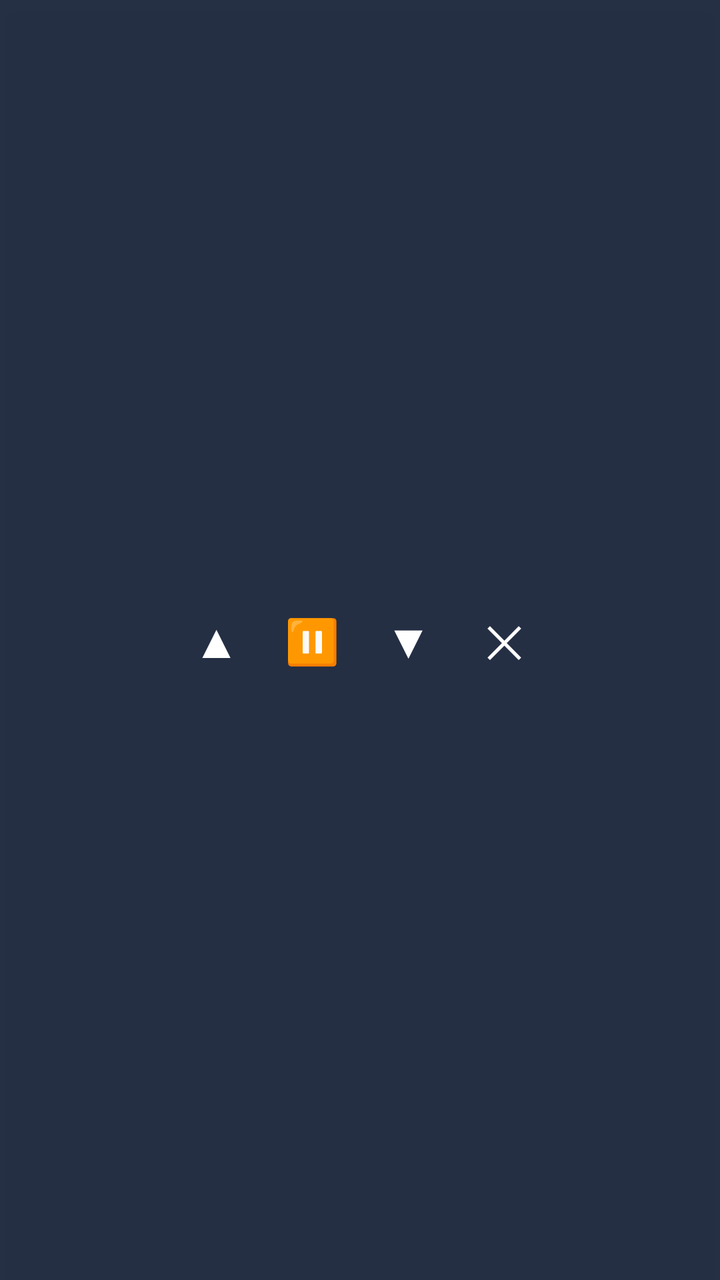
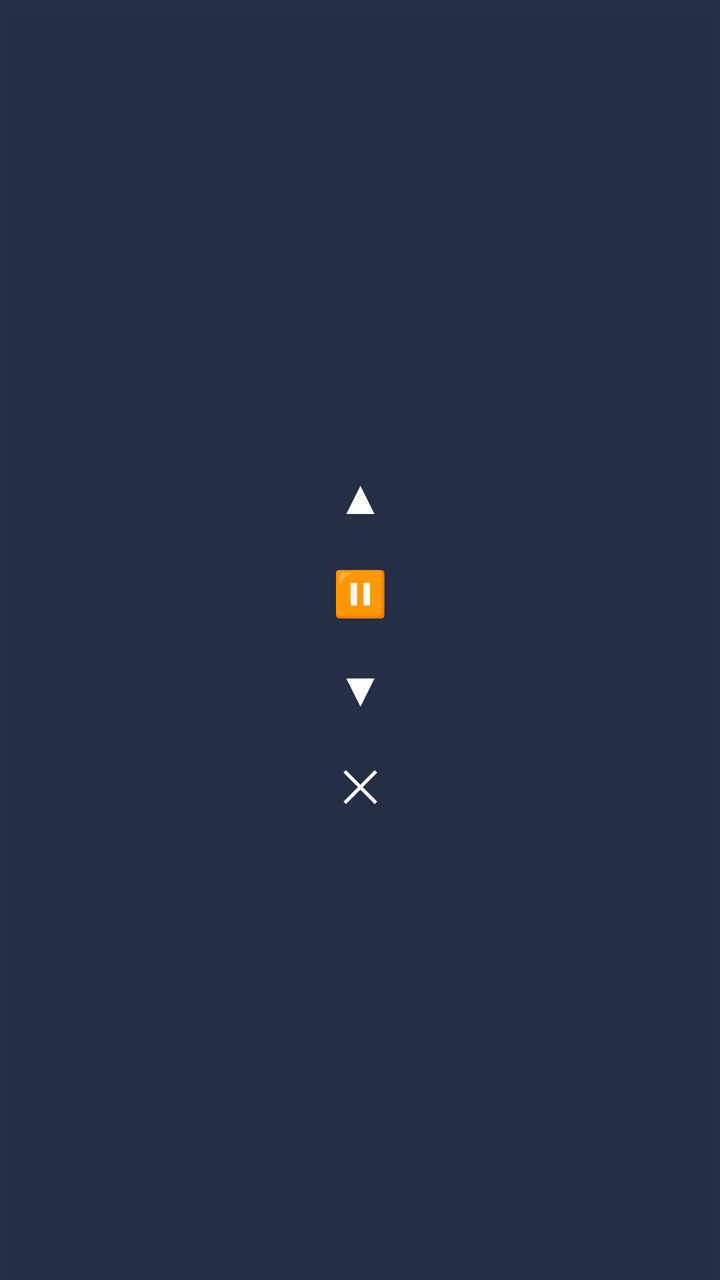

Compare the two renders of this Android layout. The source of the first and the diff that turns it into the second are given below.
<!-- AndroidManifest.xml: application theme Theme.AutoScroll -->
<!-- res/layout/floating_buttons.xml -->
<LinearLayout xmlns:android="http://schemas.android.com/apk/res/android"
    android:id="@+id/panel"
    android:layout_width="wrap_content"
    android:layout_height="wrap_content"
    android:orientation="horizontal"
    android:gravity="center"
    android:padding="5dp"
    android:background="#EE18243A"
    android:elevation="8dp">

    <TextView
        android:id="@+id/btnUp"
        android:layout_width="48dp"
        android:layout_height="48dp"
        android:gravity="center"
        android:text="▲"
        android:textSize="24sp"
        android:textColor="#FFFFFF"
        android:contentDescription="Desplazar contenido hacia arriba"
        android:clickable="true"
        android:focusable="true"
        android:background="?android:attr/selectableItemBackground" />

    <TextView
        android:id="@+id/btnPause"
        android:layout_width="48dp"
        android:layout_height="48dp"
        android:gravity="center"
        android:text="⏸"
        android:textSize="22sp"
        android:textColor="#FFFFFF"
        android:contentDescription="Pausar desplazamiento"
        android:clickable="true"
        android:focusable="true"
        android:background="?android:attr/selectableItemBackground" />

    <TextView
        android:id="@+id/btnDown"
        android:layout_width="48dp"
        android:layout_height="48dp"
        android:gravity="center"
        android:text="▼"
        android:textSize="24sp"
        android:textColor="#FFFFFF"
        android:contentDescription="Desplazar contenido hacia abajo"
        android:clickable="true"
        android:focusable="true"
        android:background="?android:attr/selectableItemBackground" />

    <TextView
        android:id="@+id/btnClose"
        android:layout_width="48dp"
        android:layout_height="48dp"
        android:gravity="center"
        android:text="✕"
        android:textSize="22sp"
        android:textColor="#FFFFFF"
        android:contentDescription="Cerrar controles flotantes"
        android:clickable="true"
        android:focusable="true"
        android:background="?android:attr/selectableItemBackground" />
</LinearLayout>
<!-- resources referenced by this layout -->
<resources>
  <style name="Theme.AutoScroll" parent="Theme.MaterialComponents.DayNight.NoActionBar"><item name="colorPrimary">#3979EF</item><item name="colorPrimaryVariant">#245AC0</item><item name="colorOnPrimary">#FFFFFF</item><item name="android:statusBarColor">#245AC0</item></style>
</resources>

<!-- the commit's change to res/layout/floating_buttons.xml (unified diff, before → after) -->
@@ -2,7 +2,7 @@
     android:id="@+id/panel"
     android:layout_width="wrap_content"
     android:layout_height="wrap_content"
-    android:orientation="horizontal"
+    android:orientation="vertical"
     android:gravity="center"
     android:padding="5dp"
     android:background="#EE18243A"
